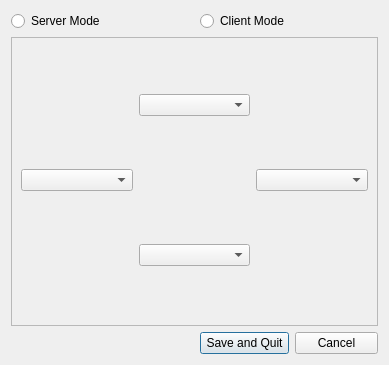
The window that staj-projeleri/sinerji/sinerjigui.ui (pars-linux/uludag) describes before a commit, drawn with Qt 5.
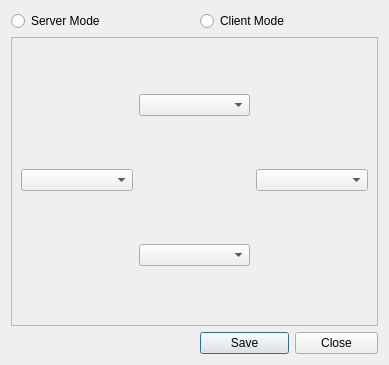
The same window after the commit. Icons and pictures are not drawn.

Commit message: Changes the button names

The edit to the form file:
```diff
--- a/staj-projeleri/sinerji/sinerjigui.ui
+++ b/staj-projeleri/sinerji/sinerjigui.ui
@@ -80,14 +80,14 @@
    <item row="2" column="2" >
     <widget class="QPushButton" name="savequitButton" >
      <property name="text" >
-      <string>Save and Quit</string>
+      <string>Save</string>
      </property>
     </widget>
    </item>
    <item row="2" column="3" >
     <widget class="QPushButton" name="cancelButton" >
      <property name="text" >
-      <string>Cancel</string>
+      <string>Close</string>
      </property>
     </widget>
    </item>
```
Left out of the diff: 11 changed lines with no effect on the pictures. The commit also changes 2 other files.
